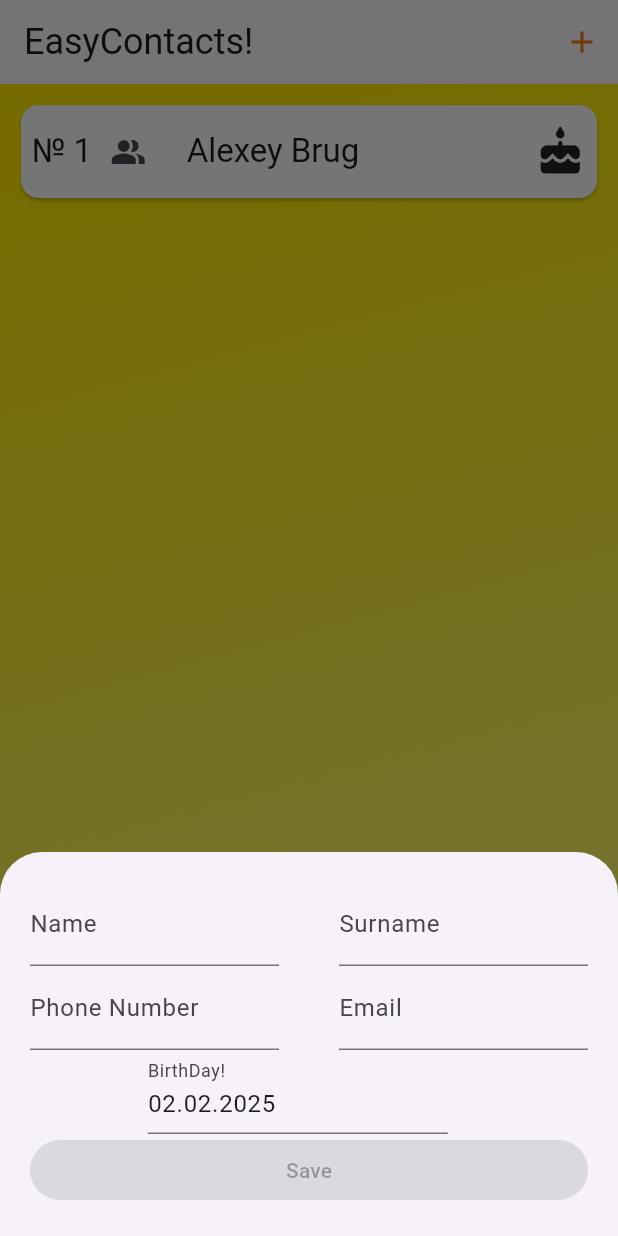
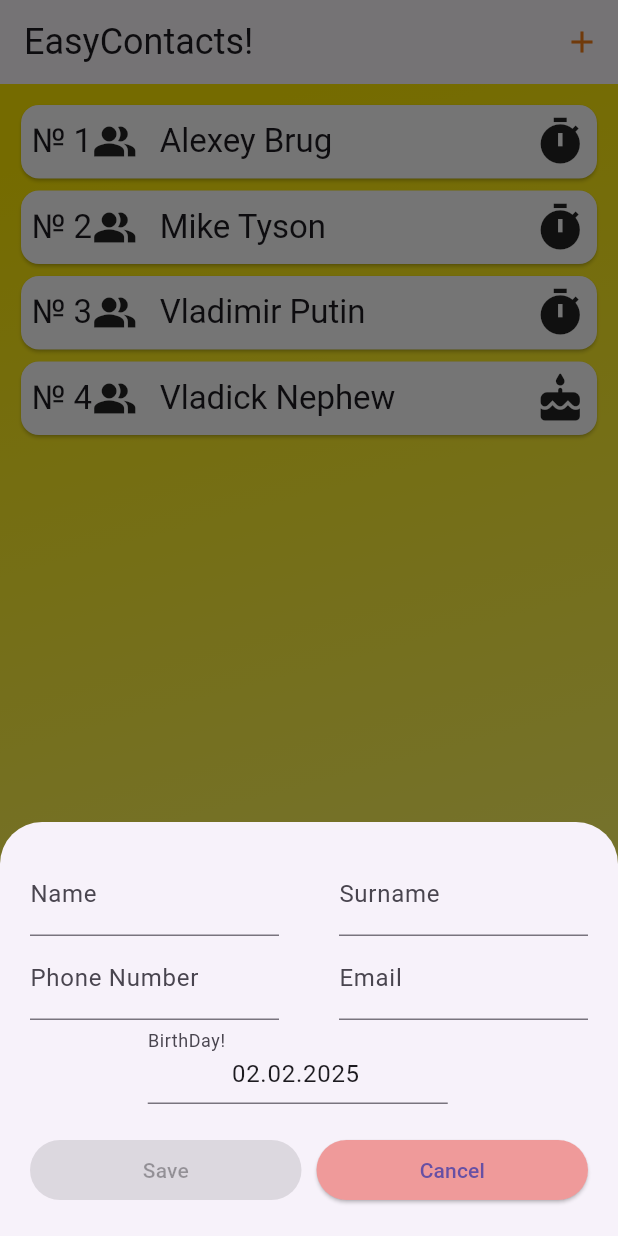
Before and after one commit to Flutter007/lab27, a Flutter app: the screen it shows after launch, after a tap on the "add" icon, on a phone screen of 412 x 824 dp. Run offline on Flutter 3.47's test engine with Material 3 defaults, Android fonts, the phone set to English and light mode, and no system bars; our stand-ins replace google_fonts.

Commit message:
The logic for deleting by swipe has been completed,color's conditions were added,also design was little bit remaked.

```diff
--- a/lib/lab27.dart
+++ b/lib/lab27.dart
@@ -17,13 +17,46 @@ class _HWState extends State<HW> {
     Contact(
       name: 'Alexey',
       surname: 'Brug',
-      phone: '0999707555',
+      phone: '0999-707-555',
       email: 'alekseybrug@gmail.com',
-      birthDay: DateTime.now(),
+      birthDay: DateTime(2004, 07, 19),
       counter: 1,
       isBirthDay: false,
     ),
+    Contact(
+      name: 'Mike',
+      surname: 'Tyson',
+      phone: '0555-555-555',
+      email: 'tysonLev@gmail.com',
+      birthDay: DateTime(1996, 06, 30),
+      counter: 2,
+      isBirthDay: false,
+    ),
+    Contact(
+      name: 'Vladimir',
+      surname: 'Putin',
+      phone: '+7 777-777-777',
+      email: 'putinVlad@mail.ru',
+      birthDay: DateTime(1952, 10, 07),
+      counter: 3,
+      isBirthDay: false,
+    ),
+    Contact(
+      name: 'Vladick',
+      surname: 'Nephew',
+      phone: 'None',
+      email: 'None',
+      birthDay: DateTime.now(),
+      counter: 4,
+      isBirthDay: false,
+    ),
   ];
+  void removeContact(Contact contact) {
+    setState(() {
+      contacts.remove(contact);
+      print(contacts.length);
+    });
+  }
 
   void addContact(Contact newContact) {
     setState(() {
@@ -71,6 +104,7 @@ class _HWState extends State<HW> {
         child: HomeScreen(
           contacts: contacts,
           openInfo: openInfoContactSheet,
+          removeContact: removeContact,
         ),
       ),
     );
--- a/lib/screens/home_screen.dart
+++ b/lib/screens/home_screen.dart
@@ -5,11 +5,13 @@ import 'package:lab27/widget/contact_card.dart';
 class HomeScreen extends StatelessWidget {
   final List<Contact> contacts;
   final void Function(Contact) openInfo;
+  final void Function(Contact) removeContact;
 
   const HomeScreen({
     super.key,
     required this.contacts,
     required this.openInfo,
+    required this.removeContact,
   });
 
   @override
@@ -28,6 +30,7 @@ class HomeScreen extends StatelessWidget {
                       .map((contact) => ContactCard(
                             contact: contact,
                             openInfo: () => openInfo(contact),
+                            removeContact: removeContact,
                           ))
                       .toList(),
                 ),
--- a/lib/widget/add_contact.dart
+++ b/lib/widget/add_contact.dart
@@ -48,6 +48,12 @@ class _AddContactState extends State<AddContact> {
     widget.saveContact(addContact);
 
     Navigator.pop(context);
+  }
+
+  void cancelFunc() {
+    setState(() {
+      Navigator.pop(context);
+    });
   }
 
   void onBirthDayTap() async {
@@ -142,6 +148,7 @@ class _AddContactState extends State<AddContact> {
                   onTap: onBirthDayTap,
                   readOnly: true,
                   controller: dateController,
+                  textAlign: TextAlign.center,
                   decoration: InputDecoration(
                     label: Text('BirthDay!'),
                   ),
@@ -150,13 +157,26 @@ class _AddContactState extends State<AddContact> {
               SizedBox(width: 15),
             ],
           ),
+          SizedBox(height: 20),
           Row(
             children: [
               Expanded(
-                  child: ElevatedButton(
-                onPressed: isFull ? tapSave : null,
-                child: Text('Save'),
-              )),
+                child: ElevatedButton(
+                  style: ElevatedButton.styleFrom(
+                      backgroundColor: Colors.green.shade200),
+                  onPressed: isFull ? tapSave : null,
+                  child: Text('Save'),
+                ),
+              ),
+              SizedBox(width: 10),
+              Expanded(
+                child: ElevatedButton(
+                  style: ElevatedButton.styleFrom(
+                      backgroundColor: Colors.red.shade200),
+                  onPressed: cancelFunc,
+                  child: Text('Cancel'),
+                ),
+              ),
             ],
           ),
         ],
--- a/lib/widget/contact_card.dart
+++ b/lib/widget/contact_card.dart
@@ -4,11 +4,13 @@ import 'package:lab27/data/contact.dart';
 class ContactCard extends StatelessWidget {
   final Contact contact;
   final void Function() openInfo;
+  final void Function(Contact) removeContact;
 
   const ContactCard({
     super.key,
     required this.contact,
     required this.openInfo,
+    required this.removeContact,
   });
 
   @override
@@ -17,7 +19,15 @@ class ContactCard extends StatelessWidget {
     final now = DateTime.now();
     contact.isBirthDay =
         contact.birthDay.month == now.month && contact.birthDay.day == now.day;
-    return SizedBox(
+    return Dismissible(
+      key: Key(contact.counter.toString()),
+      onDismissed: (direction) {
+        removeContact(contact);
+      },
+      background: Container(
+        color: Colors.red,
+      ),
+      child: SizedBox(
         child: GestureDetector(
           onTap: openInfo,
           child: Card(
@@ -33,10 +43,7 @@ class ContactCard extends StatelessWidget {
                         '№ ${contact.counter.toString()}',
                         style: theme,
                       ),
-                    IconButton(
-                      onPressed: openInfo,
-                      icon: Icon(Icons.people_alt),
-                    ),
+                      Icon(Icons.people_alt, size: 30),
                       SizedBox(
                         width: 15,
                       ),
@@ -57,6 +64,7 @@ class ContactCard extends StatelessWidget {
             ),
           ),
         ),
+      ),
     );
   }
 }
```
Also changed, not shown: lib/widget/info_contact_text.dart (+16 -1 lines). Lines whose indentation alone changed are shown as unchanged.
